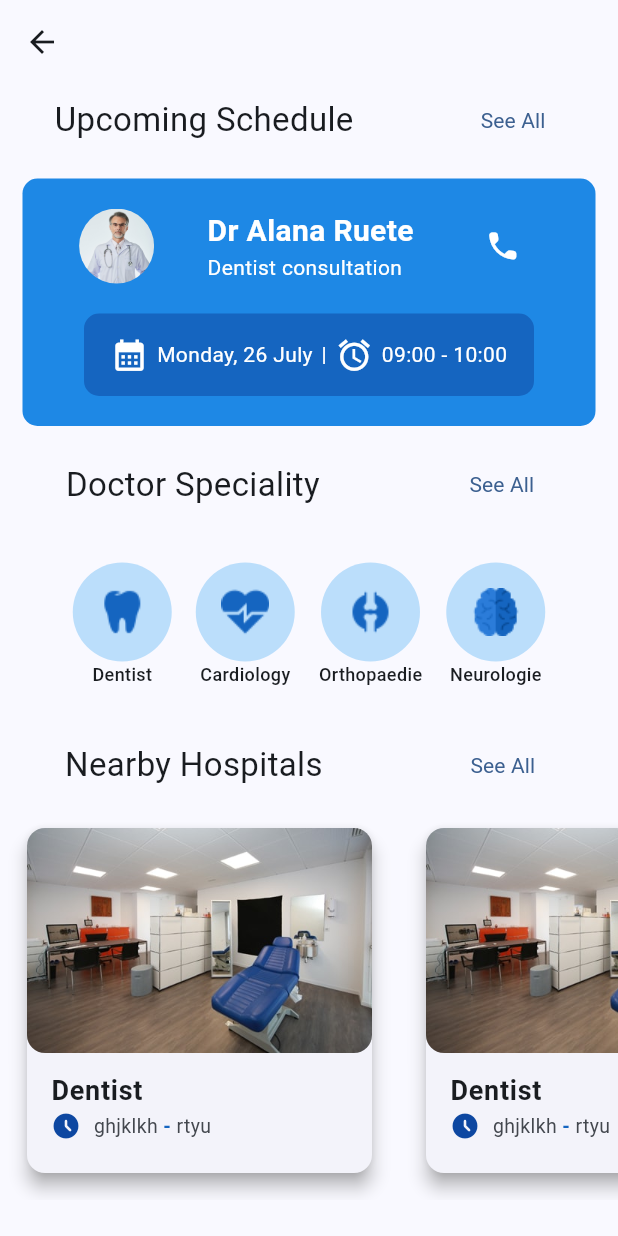
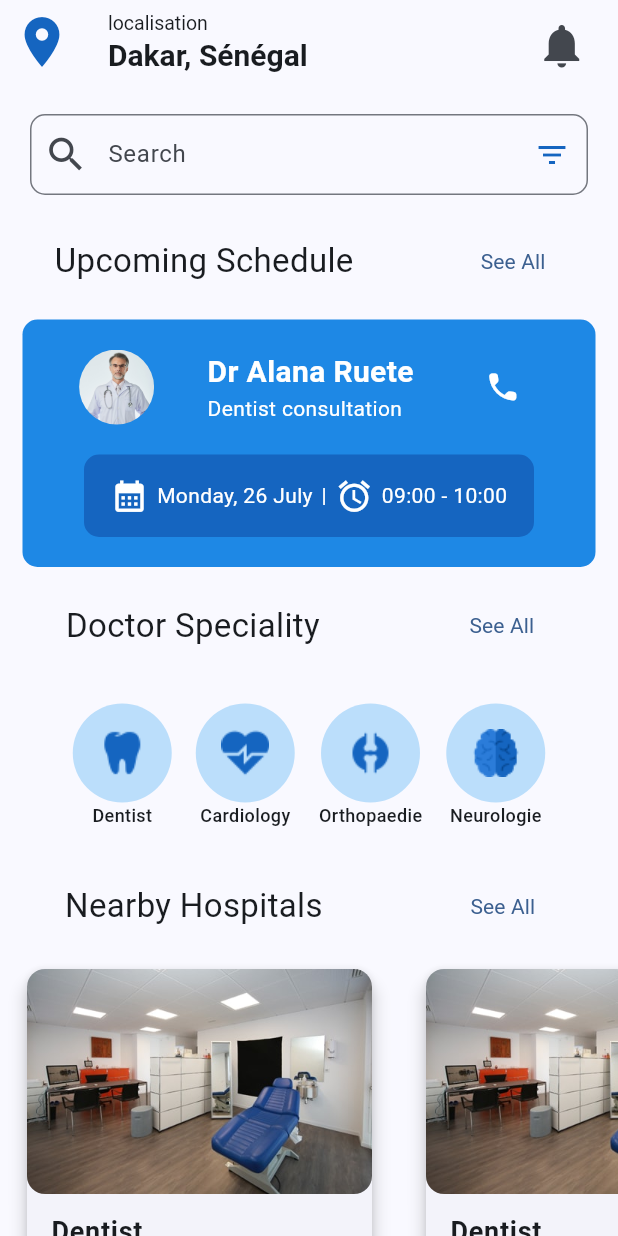
Before and after one commit to latyr0503/doctor_app_, a Flutter app: the Welcome_page screen opened directly, on a phone screen of 412 x 824 dp. Run offline on Flutter 3.47's test engine with Material 2 defaults, Android fonts, the phone set to English and light mode, and no system bars; our stand-ins replace get, iconsax, introduction_screen.

Commit message:
ajout navbar

```diff
--- a/lib/components/card_image.dart
+++ b/lib/components/card_image.dart
@@ -44,8 +44,8 @@ class CardImage extends StatelessWidget {
                 style:
                     const TextStyle(fontWeight: FontWeight.bold, fontSize: 18),
               ),
-              subtitle: Row(
-                children: [
+              subtitle:
+              Row(children: [
                   const Icon(
                     Icons.access_time_filled_rounded,
                     color: Color.fromRGBO(13, 71, 161, 1),
--- a/lib/components/navigation_menu.dart
+++ b/lib/components/navigation_menu.dart
@@ -1,3 +1,4 @@
+import 'package:doctor_app/pages/appoitment.dart';
 import 'package:doctor_app/pages/doctor_details.dart';
 import 'package:doctor_app/pages/profile.dart';
 import 'package:doctor_app/pages/welcome_page.dart';
@@ -42,10 +43,8 @@ class NavigationController extends GetxController {
   // ignore: non_constant_identifier_names
   final Screens = [
     Welcome_page(),
-    Container(
-      color: const Color.fromARGB(255, 176, 10, 118),
-    ),
     const Details_doctor(),
+    Appoitment(),
     Container(
       color: const Color.fromARGB(255, 2, 138, 45),
     ),
--- a/lib/main.dart
+++ b/lib/main.dart
@@ -1,6 +1,4 @@
-import 'package:doctor_app/pages/appoitment.dart';
 import 'package:doctor_app/pages/home.dart';
-import 'package:doctor_app/pages/selectpackage.dart';
 import 'package:flutter/material.dart';
 
 void main() {
@@ -20,7 +18,7 @@ class MyApp extends StatelessWidget {
         colorScheme: ColorScheme.fromSeed(seedColor: Colors.blue.shade700),
         useMaterial3: true,
       ),
-      home: Appoitment(),
+      home:const HomePage(),
     );
   }
 }
--- a/lib/pages/welcome_page.dart
+++ b/lib/pages/welcome_page.dart
@@ -1,6 +1,8 @@
 import 'package:doctor_app/components/card_image.dart';
+import 'package:doctor_app/components/iconsax_icons.dart';
 import 'package:flutter/material.dart';
 import 'package:doctor_app/components/card_speciality.dart';
+import 'package:get/get.dart';
 
 // ignore: camel_case_types
 class Welcome_page extends StatelessWidget {
@@ -54,10 +56,60 @@ class Welcome_page extends StatelessWidget {
   @override
   Widget build(BuildContext context) {
     return Scaffold(
-      appBar: AppBar(),
+      appBar: AppBar(
+        actions: [
+          IconButton(
+            padding: EdgeInsets.only(top: 5,right: 20),
+              onPressed: () {},
+              icon: const Icon(
+                Icons.notifications,
+                size: 35,
+              ))
+        ],
+        leading: const Icon(
+          Icons.place,
+          color: Color.fromRGBO(21, 101, 192, 1),
+          size: 40,
+        ),
+        title: const Text.rich(
+          TextSpan(
+            text: "localisation\n",
+            style: TextStyle(
+              fontWeight: FontWeight.normal,
+              fontSize: 13,
+            ),
+            children: <TextSpan>[
+              TextSpan(
+                text: "Dakar, Sénégal",
+                style: TextStyle(fontWeight: FontWeight.bold, fontSize: 20),
+              ),
+            ],
+          ),
+        ),
+      ),
       body: SingleChildScrollView(
         child: Column(
           children: [
+            Padding(
+              padding: const EdgeInsets.all(20.0),
+              child: TextField(
+                decoration: InputDecoration(
+                  contentPadding: const EdgeInsets.symmetric(vertical: 15.0),
+                  border: OutlineInputBorder(
+                    borderRadius: BorderRadius.circular(10.0),
+                    borderSide: const BorderSide(width: 0.8),
+                  ),
+                  hintText: 'Search',
+                  prefixIcon: const Icon(Icons.search, size: 30.0),
+                  suffixIcon: IconButton(
+                    icon: const Icon( Icons.filter_list, ),
+                    onPressed: () {},
+                    color: Colors.blue.shade800,
+                    hoverColor: Colors.blue,
+                  ),
+                ),
+              ),
+            ),
             Row(
               mainAxisAlignment: MainAxisAlignment.spaceAround,
               children: [
@@ -239,10 +291,8 @@ class Welcome_page extends StatelessWidget {
                     padding: const EdgeInsets.all(8.0),
                     child: CardImage(
                       title: "${dummyHopital[index]['title']}",
-                      subTitle:
-                          " ${dummyHopital[index]['subTitle']}",
-                      subTitleBis:
-                          "${dummyHopital[index]['subTitleBis']}",
+                      subTitle: " ${dummyHopital[index]['subTitle']}",
+                      subTitleBis: "${dummyHopital[index]['subTitleBis']}",
                       imageCard: dummyHopital[index]['imageCard'],
                     ),
                   ),
```
Also changed, not shown: lib/components/book.dart (+6 -6 lines), lib/pages/appoitment.dart (+18 -21 lines), flutter_01.png (deleted).
